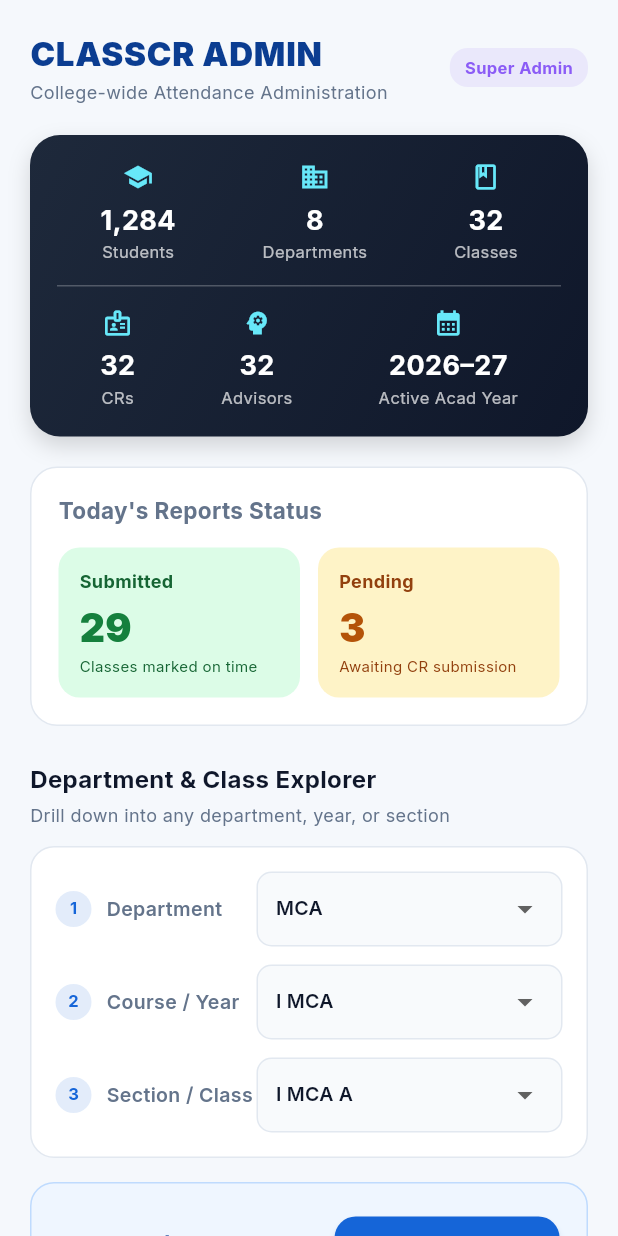
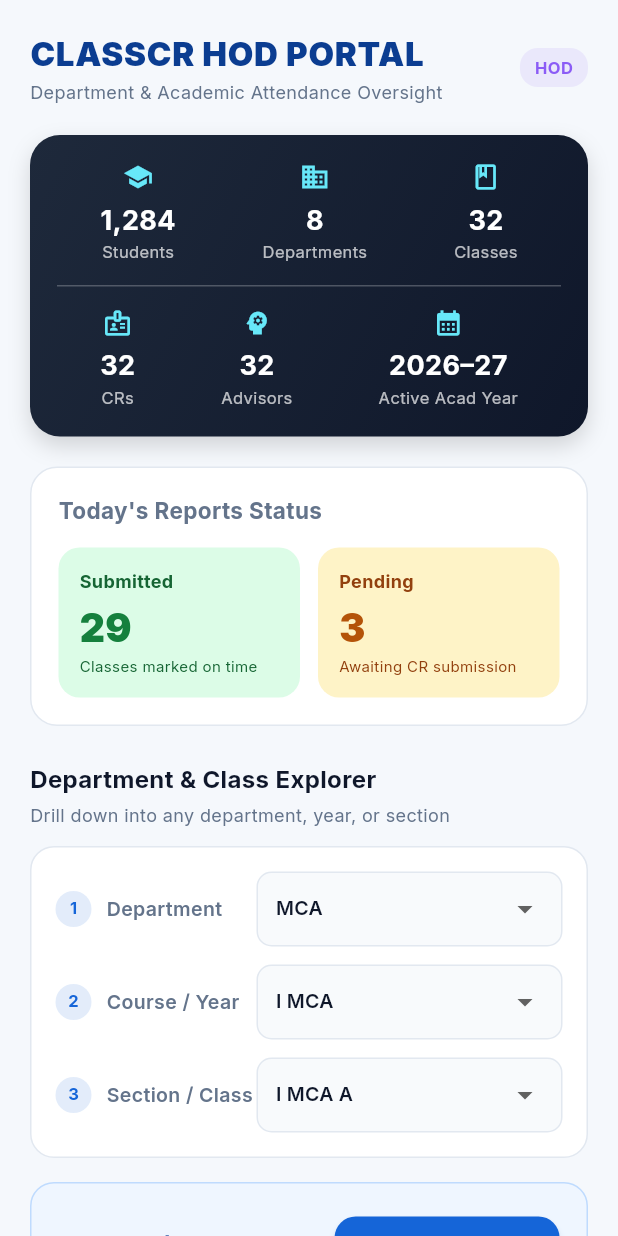
Before and after one commit to shovinmd/ClassCR, a Flutter app: the AdminDashboardScreen widget shown alone on an empty page, opened directly with empty values, on a phone screen of 412 x 824 dp. Run offline on Flutter 3.47's test engine with Material 3 defaults, Android fonts, the phone set to English and light mode, and no system bars; our stand-ins replace google_fonts, shared_preferences; accounts and stored records are empty; network calls fail.

Commit message:
feat: update MCA roster with Sanjay Vigneshwaran J in S section, accurate female rolls, and replace Admin with HOD

```diff
--- a/mobile/lib/data/mca_students.dart
+++ b/mobile/lib/data/mca_students.dart
@@ -3,58 +3,58 @@ import '../models/models.dart';
 /// Preloaded list of 52 students of I MCA Batch 2026–2028
 /// Extracted from MCA Batch 2026-2028 Student List-2.pdf
 const List<Student> kInitialMcaStudents = [
-  Student(rollNo: 1, enrollmentNo: "260192", name: "AASIM.S", dob: "21/09/2004"),
-  Student(rollNo: 2, enrollmentNo: "260008", name: "ABDUL MALIK A"),
-  Student(rollNo: 3, enrollmentNo: "260293", name: "ABINAYA D"),
-  Student(rollNo: 4, enrollmentNo: "260363", name: "ABIRAJ.V"),
-  Student(rollNo: 5, enrollmentNo: "260288", name: "ABITHA S"),
-  Student(rollNo: 6, enrollmentNo: "260065", name: "AFROZUNNISA A"),
-  Student(rollNo: 7, enrollmentNo: "260263", name: "AJAY I"),
-  Student(rollNo: 8, enrollmentNo: "260444", name: "ARRAVINDAN E"),
-  Student(rollNo: 9, enrollmentNo: "260203", name: "ARULSELVI A"),
-  Student(rollNo: 10, enrollmentNo: "260455", name: "ARUN B"),
-  Student(rollNo: 11, enrollmentNo: "260403", name: "DHARSHINI T"),
-  Student(rollNo: 12, enrollmentNo: "260350", name: "DHIVYA.S"),
-  Student(rollNo: 13, enrollmentNo: "260311", name: "DHIVYALAKSHMI H"),
-  Student(rollNo: 14, enrollmentNo: "260226", name: "ESHWARAN.N"),
-  Student(rollNo: 15, enrollmentNo: "260300", name: "HARINI S"),
-  Student(rollNo: 16, enrollmentNo: "260323", name: "HARIPRASATH.G"),
-  Student(rollNo: 17, enrollmentNo: "260052", name: "HARISH KUMAR.V"),
-  Student(rollNo: 18, enrollmentNo: "260222", name: "HEMNATH V"),
-  Student(rollNo: 19, enrollmentNo: "260168", name: "KARTHIGA.S"),
-  Student(rollNo: 20, enrollmentNo: "260169", name: "KAYALVIZHI.R"),
-  Student(rollNo: 21, enrollmentNo: "260357", name: "KEERTHIGA.K"),
-  Student(rollNo: 22, enrollmentNo: "260312", name: "KEERTHIVASAN A"),
-  Student(rollNo: 23, enrollmentNo: "260211", name: "KISHORI.R"),
-  Student(rollNo: 24, enrollmentNo: "260364", name: "LOKESH.V"),
-  Student(rollNo: 25, enrollmentNo: "260435", name: "LOKESHWARAN R"),
-  Student(rollNo: 26, enrollmentNo: "260989", name: "MAGESH R"),
-  Student(rollNo: 27, enrollmentNo: "260367", name: "MAHESH KUMAR.R"),
-  Student(rollNo: 28, enrollmentNo: "260345", name: "MANIKANDAN D"),
-  Student(rollNo: 29, enrollmentNo: "260356", name: "MANISHA.P"),
-  Student(rollNo: 30, enrollmentNo: "260390", name: "MOHAMED NIYAS M"),
-  Student(rollNo: 31, enrollmentNo: "260320", name: "MUTHUVEL R"),
-  Student(rollNo: 32, enrollmentNo: "260355", name: "NANDHINI.G"),
-  Student(rollNo: 33, enrollmentNo: "260107", name: "NASREEN M"),
-  Student(rollNo: 34, enrollmentNo: "260333", name: "NETHAJI.V"),
-  Student(rollNo: 35, enrollmentNo: "260163", name: "NOORA.A"),
-  Student(rollNo: 36, enrollmentNo: "260663", name: "PRATHEESWARAN K"),
-  Student(rollNo: 37, enrollmentNo: "260405", name: "PRITHEEVIRAJ.S"),
-  Student(rollNo: 38, enrollmentNo: "260280", name: "PRIYANKA A"),
-  Student(rollNo: 39, enrollmentNo: "260457", name: "JAYARAJ R"),
-  Student(rollNo: 40, enrollmentNo: "260478", name: "RAKESH.P"),
-  Student(rollNo: 41, enrollmentNo: "260742", name: "RUTHRAN M"),
-  Student(rollNo: 42, enrollmentNo: "260338", name: "SAHANA.S"),
-  Student(rollNo: 43, enrollmentNo: "260319", name: "SAKTHIVEL R"),
-  Student(rollNo: 44, enrollmentNo: "260368", name: "SATHYA.P"),
-  Student(rollNo: 45, enrollmentNo: "260274", name: "SHOVIN MICHEL DAVID", dob: "12-08-2005"),
-  Student(rollNo: 46, enrollmentNo: "260366", name: "SIVAPRASATH N"),
-  Student(rollNo: 47, enrollmentNo: "260197", name: "SOMAPRIYA .M"),
-  Student(rollNo: 48, enrollmentNo: "260213", name: "SRI RATHI PRIYA.S"),
-  Student(rollNo: 49, enrollmentNo: "260359", name: "SURENDAR"),
-  Student(rollNo: 50, enrollmentNo: "260304", name: "SUSHMITHA S"),
-  Student(rollNo: 51, enrollmentNo: "260216", name: "SWETHA P"),
-  Student(rollNo: 52, enrollmentNo: "260738", name: "TASFIYA FARVIN S"),
+  Student(rollNo: 1, enrollmentNo: "260192", name: "AASIM.S", dob: "21/09/2004", gender: "M"),
+  Student(rollNo: 2, enrollmentNo: "260008", name: "ABDUL MALIK A", gender: "M"),
+  Student(rollNo: 3, enrollmentNo: "260293", name: "ABINAYA D", gender: "M"),
+  Student(rollNo: 4, enrollmentNo: "260363", name: "ABIRAJ.V", gender: "M"),
+  Student(rollNo: 5, enrollmentNo: "260288", name: "ABITHA S", gender: "F"),
+  Student(rollNo: 6, enrollmentNo: "260065", name: "AFROZUNNISA A", gender: "F"),
+  Student(rollNo: 7, enrollmentNo: "260263", name: "AJAY I", gender: "M"),
+  Student(rollNo: 8, enrollmentNo: "260444", name: "ARRAVINDAN E", gender: "M"),
+  Student(rollNo: 9, enrollmentNo: "260203", name: "ARULSELVI A", gender: "F"),
+  Student(rollNo: 10, enrollmentNo: "260455", name: "ARUN B", gender: "M"),
+  Student(rollNo: 11, enrollmentNo: "260403", name: "DHARSHINI T", gender: "F"),
+  Student(rollNo: 12, enrollmentNo: "260350", name: "DHIVYA.S", gender: "F"),
+  Student(rollNo: 13, enrollmentNo: "260311", name: "DHIVYALAKSHMI H", gender: "F"),
+  Student(rollNo: 14, enrollmentNo: "260226", name: "ESHWARAN.N", gender: "M"),
+  Student(rollNo: 15, enrollmentNo: "260300", name: "HARINI S", gender: "F"),
+  Student(rollNo: 16, enrollmentNo: "260323", name: "HARIPRASATH.G", gender: "M"),
+  Student(rollNo: 17, enrollmentNo: "260052", name: "HARISH KUMAR.V", gender: "M"),
+  Student(rollNo: 18, enrollmentNo: "260222", name: "HEMNATH V", gender: "M"),
+  Student(rollNo: 19, enrollmentNo: "260168", name: "KARTHIGA.S", gender: "F"),
+  Student(rollNo: 20, enrollmentNo: "260169", name: "KAYALVIZHI.R", gender: "F"),
+  Student(rollNo: 21, enrollmentNo: "260357", name: "KEERTHIGA.K", gender: "F"),
+  Student(rollNo: 22, enrollmentNo: "260312", name: "KEERTHIVASAN A", gender: "M"),
+  Student(rollNo: 23, enrollmentNo: "260211", name: "KISHORI.R", gender: "F"),
+  Student(rollNo: 24, enrollmentNo: "260364", name: "LOKESH.V", gender: "M"),
+  Student(rollNo: 25, enrollmentNo: "260989", name: "MAGESH R", gender: "M"),
+  Student(rollNo: 26, enrollmentNo: "260367", name: "MAHESH KUMAR.R", gender: "M"),
+  Student(rollNo: 27, enrollmentNo: "260345", name: "MANIKANDAN D", gender: "M"),
+  Student(rollNo: 28, enrollmentNo: "260356", name: "MANISHA.P", gender: "F"),
+  Student(rollNo: 29, enrollmentNo: "260390", name: "MOHAMED NIYAS M", gender: "M"),
+  Student(rollNo: 30, enrollmentNo: "260320", name: "MUTHUVEL R", gender: "M"),
+  Student(rollNo: 31, enrollmentNo: "260355", name: "NANDHINI.G", gender: "F"),
+  Student(rollNo: 32, enrollmentNo: "260107", name: "NASREEN M", gender: "F"),
+  Student(rollNo: 33, enrollmentNo: "260333", name: "NETHAJI.V", gender: "M"),
+  Student(rollNo: 34, enrollmentNo: "260163", name: "NOORA.A", gender: "F"),
+  Student(rollNo: 35, enrollmentNo: "260663", name: "PRATHEESWARAN K", gender: "M"),
+  Student(rollNo: 36, enrollmentNo: "260405", name: "PRITHEEVIRAJ.S", gender: "M"),
+  Student(rollNo: 37, enrollmentNo: "260280", name: "PRIYANKA A", gender: "F"),
+  Student(rollNo: 38, enrollmentNo: "260457", name: "JAYARAJ R", gender: "M"),
+  Student(rollNo: 39, enrollmentNo: "260478", name: "RAKESH.P", gender: "M"),
+  Student(rollNo: 40, enrollmentNo: "260742", name: "RUTHRAN M", gender: "M"),
+  Student(rollNo: 41, enrollmentNo: "260338", name: "SAHANA.S", gender: "F"),
+  Student(rollNo: 42, enrollmentNo: "260319", name: "SAKTHIVEL R", gender: "M"),
+  Student(rollNo: 43, enrollmentNo: "260435", name: "SANJAY VIGNESHWARAN J", gender: "M"),
+  Student(rollNo: 44, enrollmentNo: "260368", name: "SATHYA.P", gender: "M"),
+  Student(rollNo: 45, enrollmentNo: "260274", name: "SHOVIN MICHEL DAVID", dob: "12-08-2005", gender: "M"),
+  Student(rollNo: 46, enrollmentNo: "260366", name: "SIVAPRASATH N", gender: "M"),
+  Student(rollNo: 47, enrollmentNo: "260197", name: "SOMAPRIYA .M", gender: "F"),
+  Student(rollNo: 48, enrollmentNo: "260213", name: "SRI RATHI PRIYA.S", gender: "F"),
+  Student(rollNo: 49, enrollmentNo: "260359", name: "SURENDAR", gender: "M"),
+  Student(rollNo: 50, enrollmentNo: "260304", name: "SUSHMITHA S", gender: "F"),
+  Student(rollNo: 51, enrollmentNo: "260216", name: "SWETHA P", gender: "F"),
+  Student(rollNo: 52, enrollmentNo: "260738", name: "TASFIYA FARVIN S", gender: "F"),
 ];
 
 const List<AttendanceRecord> kInitialHistoryRecords = [
@@ -65,7 +65,7 @@ const List<AttendanceRecord> kInitialHistoryRecords = [
     totalStudents: 52,
     presentCount: 43,
     absentCount: 9,
-    absentRolls: [13, 25, 27, 28, 31, 34, 37, 44, 52],
+    absentRolls: [13, 26, 27, 30, 33, 36, 43, 44, 52],
     status: 'submitted',
     submittedAt: '09:18 AM',
     notes: 'Morning session attendance marked by CR MUTHUVEL R.',
--- a/mobile/lib/models/models.dart
+++ b/mobile/lib/models/models.dart
@@ -39,7 +39,7 @@ class AppUser {
       case UserRole.student:
         return 'Student';
       case UserRole.admin:
-        return 'College Admin';
+        return 'HOD';
     }
   }
 
@@ -71,7 +71,10 @@ class Student {
   bool get isMale => gender != 'F';
 
   static const Set<int> femaleRollNumbers = {
-    3, 5, 6, 9, 11, 12, 13, 15, 19, 20, 21, 23, 29, 32, 33, 35, 38, 42, 44, 47, 48, 50, 51, 52
+    // Current adjusted rolls for all 22 female students:
+    5, 6, 9, 11, 12, 13, 15, 19, 20, 21, 23, 28, 31, 32, 34, 37, 41, 47, 48, 50, 51, 52,
+    // Original list rolls for backwards compatibility:
+    29, 33, 35, 38, 42
   };
 
   factory Student.fromJson(Map<String, dynamic> json) {
@@ -240,7 +243,7 @@ class ClassDelegation {
     required this.classId,
     this.advisorName = 'Prof. Nandhini G (Navi Ma\'am)',
     this.advisorCode = 'NAVI2026',
-    this.crRoll = 31,
+    this.crRoll = 30,
     this.crName = 'MUTHUVEL R',
     this.crCode = 'CR2026',
     this.maleAsstRoll = 45,
@@ -257,7 +260,7 @@ class ClassDelegation {
       classId: json['classId']?.toString() ?? 'I-MCA-A',
       advisorName: json['advisorName']?.toString() ?? 'Prof. Nandhini G (Navi Ma\'am)',
       advisorCode: json['advisorCode']?.toString() ?? 'NAVI2026',
-      crRoll: json['crRoll'] is int ? json['crRoll'] : int.tryParse(json['crRoll']?.toString() ?? '31') ?? 31,
+      crRoll: json['crRoll'] is int ? json['crRoll'] : int.tryParse(json['crRoll']?.toString() ?? '30') ?? 30,
       crName: json['crName']?.toString() ?? 'MUTHUVEL R',
       crCode: json['crCode']?.toString() ?? 'CR2026',
       maleAsstRoll: json['maleAsstRoll'] is int ? json['maleAsstRoll'] : int.tryParse(json['maleAsstRoll']?.toString() ?? '45') ?? 45,
--- a/mobile/lib/providers/classcr_state.dart
+++ b/mobile/lib/providers/classcr_state.dart
@@ -284,8 +284,8 @@ class ClassCRState extends ChangeNotifier {
 
     // 2. Offline fallback verification
     if (role == UserRole.admin) {
-      if (entered == 'ADMIN2026' || entered == 'ADM2026') {
-        return {'valid': true, 'role': 'admin', 'name': 'College Dean / Administrator', 'classId': classId};
+      if (entered == 'ADMIN2026' || entered == 'ADM2026' || entered == 'HOD2026') {
+        return {'valid': true, 'role': 'admin', 'name': 'Head of Department (HOD)', 'classId': classId};
       }
     } else if (role == UserRole.advisor) {
       if (entered == _delegation.advisorCode || entered == 'ADV2026' || entered == 'NAVI2026') {
@@ -627,10 +627,10 @@ class ClassCRState extends ChangeNotifier {
       case UserRole.admin:
         _currentUser = const AppUser(
           id: 'user_adm_1',
-          name: 'College Dean / Administrator',
-          email: 'admin@classcr.edu',
+          name: 'Head of Department (HOD)',
+          email: 'hod@classcr.edu',
           role: UserRole.admin,
-          department: 'All Departments',
+          department: 'MCA',
         );
         break;
     }
--- a/mobile/lib/screens/admin/admin_dashboard_screen.dart
+++ b/mobile/lib/screens/admin/admin_dashboard_screen.dart
@@ -74,7 +74,7 @@ class _AdminDashboardScreenState extends State<AdminDashboardScreen> {
                 crossAxisAlignment: CrossAxisAlignment.start,
                 children: [
                   const Text(
-                    'CLASSCR ADMIN',
+                    'CLASSCR HOD PORTAL',
                     style: TextStyle(
                       fontSize: 22,
                       fontWeight: FontWeight.w900,
@@ -84,7 +84,7 @@ class _AdminDashboardScreenState extends State<AdminDashboardScreen> {
                   ),
                   const SizedBox(height: 2),
                   Text(
-                    'College-wide Attendance Administration',
+                    'Department & Academic Attendance Oversight',
                     style: TextStyle(fontSize: 12, color: AppColors.textSecondary),
                   ),
                 ],
@@ -96,7 +96,7 @@ class _AdminDashboardScreenState extends State<AdminDashboardScreen> {
                   borderRadius: BorderRadius.circular(12),
                 ),
                 child: const Text(
-                  'Super Admin',
+                  'HOD',
                   style: TextStyle(
                     fontSize: 11,
                     fontWeight: FontWeight.bold,
@@ -365,7 +365,7 @@ class _AdminDashboardScreenState extends State<AdminDashboardScreen> {
                             style: TextStyle(fontSize: 15, fontWeight: FontWeight.bold, color: AppColors.deepBlue),
                           ),
                           Text(
-                            'Admin sets advisor name and access passcode for I MCA',
+                            'HOD sets advisor name and access passcode for I MCA',
                             style: TextStyle(fontSize: 11, color: AppColors.textSecondary),
                           ),
                         ],
--- a/mobile/lib/screens/auth/setup_screen.dart
+++ b/mobile/lib/screens/auth/setup_screen.dart
@@ -75,7 +75,7 @@ class _SetupScreenState extends State<SetupScreen> {
     if (verification['valid'] != true) {
       setState(() {
         _errorMessage = verification['error']?.toString() ??
-            'Invalid passcode for ${_getRoleTitle(_selectedRole)}. Please verify with your Class Advisor or Admin.';
+            'Invalid passcode for ${_getRoleTitle(_selectedRole)}. Please verify with your Class Advisor or HOD.';
         _isVerifying = false;
       });
       return;
@@ -88,7 +88,7 @@ class _SetupScreenState extends State<SetupScreen> {
       userName = verification['name']?.toString() ?? _advisorNameController.text.trim();
       if (userName.isEmpty) userName = 'Prof. Nandhini G (Navi Ma\'am)';
     } else if (_selectedRole == UserRole.admin) {
-      userName = verification['name']?.toString() ?? 'College Dean / Administrator';
+      userName = verification['name']?.toString() ?? 'Head of Department (HOD)';
     } else {
       if (_selectedStudent == null) {
         setState(() {
@@ -140,7 +140,7 @@ class _SetupScreenState extends State<SetupScreen> {
       case UserRole.student:
         return 'Student';
       case UserRole.admin:
-        return 'College Admin';
+        return 'HOD';
     }
   }
 
@@ -275,8 +275,8 @@ class _SetupScreenState extends State<SetupScreen> {
                   const SizedBox(width: 8),
                   _buildRoleCard(
                     role: UserRole.admin,
-                    title: 'Admin',
-                    subtitle: 'Super Admin',
+                    title: 'HOD',
+                    subtitle: 'Dept Head',
                     icon: Icons.admin_panel_settings_outlined,
                   ),
                 ],
@@ -290,7 +290,7 @@ class _SetupScreenState extends State<SetupScreen> {
                 _selectedRole == UserRole.advisor
                     ? 'Advisor Details'
                     : (_selectedRole == UserRole.admin
-                        ? 'Administrator Verification'
+                        ? 'HOD Verification'
                         : 'Verify Student from Roster'),
               ),
               const SizedBox(height: 10),
@@ -309,7 +309,7 @@ class _SetupScreenState extends State<SetupScreen> {
                       SizedBox(width: 12),
                       Expanded(
                         child: Text(
-                          'College Dean & System Administrator.\nFull administrative oversight over departments, classes, and advisor appointments.',
+                          'Head of Department (HOD).\nAcademic and department oversight over curriculum, classes, and faculty advisors.',
                           style: TextStyle(fontSize: 12, color: AppColors.textPrimary, fontWeight: FontWeight.w500),
                         ),
                       ),
--- a/mobile/lib/widgets/app_header.dart
+++ b/mobile/lib/widgets/app_header.dart
@@ -1,5 +1,6 @@
 import 'package:flutter/material.dart';
 import '../core/theme.dart';
+import '../models/models.dart';
 import '../providers/classcr_state.dart';
 import 'role_switcher_sheet.dart';
 
@@ -76,7 +77,9 @@ class AppHeader extends StatelessWidget {
                         borderRadius: BorderRadius.circular(6),
                       ),
                       child: Text(
-                        state.currentUser.role.name.toUpperCase(),
+                        state.currentUser.role == UserRole.admin
+                            ? 'HOD'
+                            : state.currentUser.role.name.toUpperCase(),
                         style: const TextStyle(
                           fontSize: 10,
                           fontWeight: FontWeight.bold,
--- a/mobile/lib/widgets/role_switcher_sheet.dart
+++ b/mobile/lib/widgets/role_switcher_sheet.dart
@@ -238,12 +238,12 @@ class RoleSwitcherSheet extends StatelessWidget {
               onTap: () => _promptPasscodeAndSwitch(context, UserRole.student),
             ),
 
-            // 5. Admin
+            // 5. HOD
             _buildCustomTile(
               context,
               isSelected: currentRole == UserRole.admin,
-              title: '5. College Administrator',
-              subtitle: 'Dean / Admin Overview (1,284 students, 32 classes, 8 departments)',
+              title: '5. Head of Department (HOD)',
+              subtitle: 'Department & Academic Oversight (Classes, Faculty, Attendance)',
               icon: Icons.admin_panel_settings_outlined,
               color: const Color(0xFF8B5CF6),
               onTap: () => _promptPasscodeAndSwitch(context, UserRole.admin),
```
Also changed, not shown: 4 other files.
